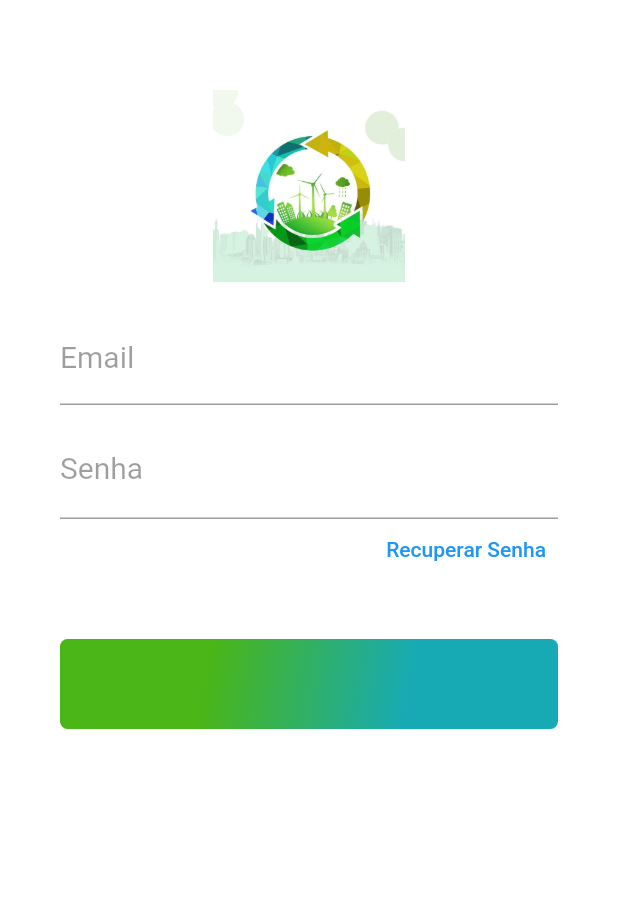
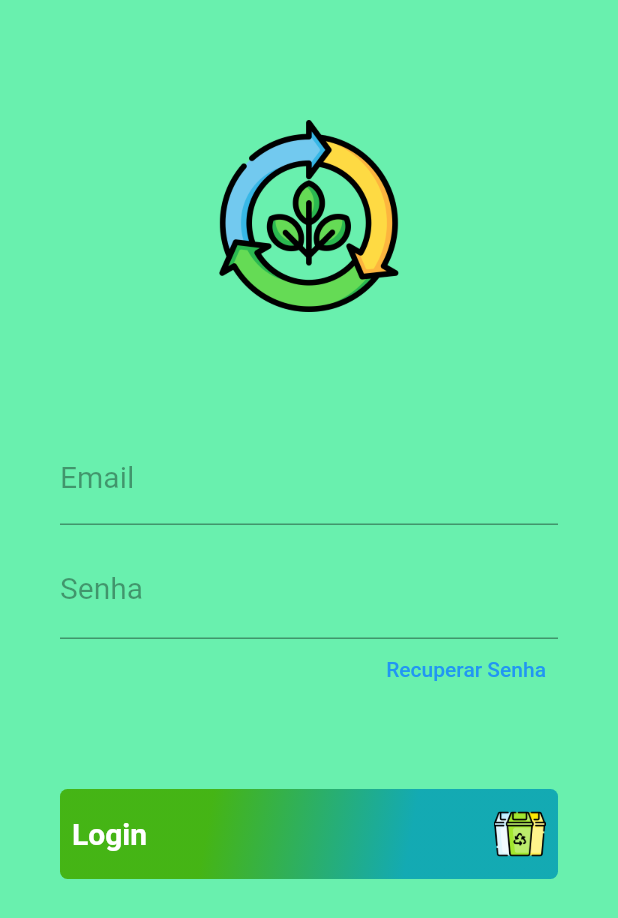
Before and after one commit to Dabvilela/FlutterFrontAPS8sem, a Flutter app: the screen it shows after launch, on a phone screen of 412 x 824 dp. Shown: the top 918 px of the screen. Run offline on Flutter 3.47's test engine with Material 2 defaults, Android fonts, the phone set to English and light mode, and no system bars.

Commit message:
Finalizando estilo da tela de login

```diff
--- a/FrontEndAPS8SEM/Frontend8SEM/flutter_front_aps/lib/login.dart
+++ b/FrontEndAPS8SEM/Frontend8SEM/flutter_front_aps/lib/login.dart
@@ -16,19 +16,19 @@ class Login extends StatelessWidget {
       body: Container(
 
         padding: const EdgeInsets.only(
-          top: 60,
+          top: 80,
           left: 40,
           right: 40,
         ),
 
-        color: Colors.white,
+        color: Colors.greenAccent,
 
         child: ListView(
 
           children: <Widget>[
 
             imageLogo(),
-            const SizedBox(height: 20,),
+            const SizedBox(height: 80,),
 
             textBoxEmail(),
             const SizedBox(height: 10,),
@@ -36,7 +36,7 @@ class Login extends StatelessWidget {
             textBoxSenha(),
 
             buttonRecuperarSenha(),
-            const SizedBox(height: 40,),
+            const SizedBox(height: 60,),
 
             enterButton(coresGradient),
 
@@ -87,13 +87,7 @@ class Login extends StatelessWidget {
 
       child:TextButton(
 
-        onPressed: () {
-          // Navigator.push(context,
-          //   MaterialPageRoute(
-          //     builder: (context) => ResetPasswordPage(),//TODO colocar recuperação de senha futuramente
-          //   ),
-          // );
-        },
+        onPressed: () {},
 
         child: const Text("Recuperar Senha", textAlign: TextAlign.right,),
 
@@ -121,6 +115,18 @@ class Login extends StatelessWidget {
         borderRadius: const BorderRadius.all(Radius.circular(5)),
 
       ),
+      child: SizedBox.expand(
+        child: TextButton(child: Row(
+            mainAxisAlignment: MainAxisAlignment.spaceBetween,
+            children: <Widget>[
+              const Text("Login", style: TextStyle(fontWeight: FontWeight.bold, color: Colors.white, fontSize: 20,),),
+              SizedBox(child: Image.asset("images/reciclar.png"),height: 35,width: 35,),
+            ],
+          ),
+          onPressed: () {},
+        ),
+
+      ),
     );
 
   }
--- a/FrontEndAPS8SEM/Frontend8SEM/flutter_front_aps/pubspec.yaml
+++ b/FrontEndAPS8SEM/Frontend8SEM/flutter_front_aps/pubspec.yaml
@@ -89,5 +89,5 @@ flutter:
   # see https://flutter.dev/custom-fonts/#from-packages
 
   assets:
-    - images/logo.jpg
     - images/logo.png
+    - images/reciclar.png
```
Also changed, not shown: FrontEndAPS8SEM/Frontend8SEM/flutter_front_aps/images/logo.jpg (deleted), FrontEndAPS8SEM/Frontend8SEM/flutter_front_aps/images/logo.png, FrontEndAPS8SEM/Frontend8SEM/flutter_front_aps/images/reciclar.png (added), FrontEndAPS8SEM/Frontend8SEM/flutter_front_aps/pubspec.lock, 1 other file.
